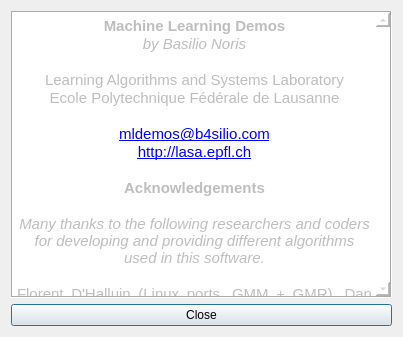
b4silio/MLDemos, file MLDemos/aboutDialog.ui: the form before one commit.
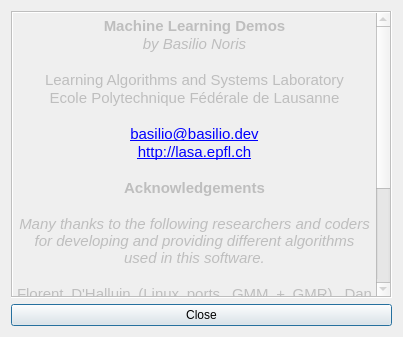
The form after the commit.

```diff
--- a/MLDemos/aboutDialog.ui
+++ b/MLDemos/aboutDialog.ui
@@ -39,9 +39,6 @@
      <property name="autoFillBackground">
       <bool>true</bool>
      </property>
-     <property name="styleSheet">
-      <string notr="true">background-color: rgb(255, 255, 255);</string>
-     </property>
      <property name="frameShape">
       <enum>QFrame::Box</enum>
      </property>
@@ -65,22 +62,25 @@
      </property>
      <property name="html">
       <string>&lt;!DOCTYPE HTML PUBLIC &quot;-//W3C//DTD HTML 4.0//EN&quot; &quot;http://www.w3.org/TR/REC-html40/strict.dtd&quot;&gt;
-&lt;html&gt;&lt;head&gt;&lt;meta name=&quot;qrichtext&quot; content=&quot;1&quot; /&gt;&lt;style type=&quot;text/css&quot;&gt;
+&lt;html&gt;&lt;head&gt;&lt;meta name=&quot;qrichtext&quot; content=&quot;1&quot; /&gt;&lt;meta charset=&quot;utf-8&quot; /&gt;&lt;style type=&quot;text/css&quot;&gt;
 p, li { white-space: pre-wrap; }
-&lt;/style&gt;&lt;/head&gt;&lt;body style=&quot; font-family:'Lucida Grande'; font-size:13pt; font-weight:400; font-style:normal;&quot;&gt;
+hr { height: 1px; border-width: 0; }
+li.unchecked::marker { content: &quot;\2610&quot;; }
+li.checked::marker { content: &quot;\2612&quot;; }
+&lt;/style&gt;&lt;/head&gt;&lt;body style=&quot; font-family:'.AppleSystemUIFont'; font-size:13pt; font-weight:400; font-style:normal;&quot;&gt;
 &lt;p align=&quot;center&quot; style=&quot; margin-top:0px; margin-bottom:0px; margin-left:0px; margin-right:0px; -qt-block-indent:0; text-indent:0px;&quot;&gt;&lt;span style=&quot; font-family:'MS Shell Dlg 2'; font-size:11pt; font-weight:600;&quot;&gt;Machine Learning Demos&lt;/span&gt;&lt;/p&gt;
 &lt;p align=&quot;center&quot; style=&quot; margin-top:0px; margin-bottom:0px; margin-left:0px; margin-right:0px; -qt-block-indent:0; text-indent:0px;&quot;&gt;&lt;span style=&quot; font-family:'MS Shell Dlg 2'; font-size:11pt; font-style:italic;&quot;&gt;by Basilio Noris&lt;/span&gt;&lt;/p&gt;
-&lt;p style=&quot;-qt-paragraph-type:empty; margin-top:0px; margin-bottom:0px; margin-left:0px; margin-right:0px; -qt-block-indent:0; text-indent:0px; font-family:'MS Shell Dlg 2'; font-size:11pt; font-style:italic; text-decoration: underline;&quot;&gt;&lt;/p&gt;
+&lt;p style=&quot;-qt-paragraph-type:empty; margin-top:0px; margin-bottom:0px; margin-left:0px; margin-right:0px; -qt-block-indent:0; text-indent:0px; font-family:'MS Shell Dlg 2'; font-size:11pt; font-style:italic; text-decoration: underline;&quot;&gt;&lt;br /&gt;&lt;/p&gt;
 &lt;p align=&quot;center&quot; style=&quot; margin-top:0px; margin-bottom:0px; margin-left:0px; margin-right:0px; -qt-block-indent:0; text-indent:0px;&quot;&gt;&lt;span style=&quot; font-family:'MS Shell Dlg 2'; font-size:11pt;&quot;&gt;Learning Algorithms and Systems Laboratory&lt;/span&gt;&lt;/p&gt;
 &lt;p align=&quot;center&quot; style=&quot; margin-top:0px; margin-bottom:0px; margin-left:0px; margin-right:0px; -qt-block-indent:0; text-indent:0px;&quot;&gt;&lt;span style=&quot; font-family:'MS Shell Dlg 2'; font-size:11pt;&quot;&gt;Ecole Polytechnique Fédérale de Lausanne&lt;/span&gt;&lt;/p&gt;
 &lt;p align=&quot;center&quot; style=&quot; margin-top:0px; margin-bottom:0px; margin-left:0px; margin-right:0px; -qt-block-indent:0; text-indent:0px;&quot;&gt;&lt;span style=&quot; font-family:'MS Shell Dlg 2'; font-size:11pt;&quot;&gt;	&lt;/span&gt;&lt;/p&gt;
-&lt;p align=&quot;center&quot; style=&quot; margin-top:0px; margin-bottom:0px; margin-left:0px; margin-right:0px; -qt-block-indent:0; text-indent:0px;&quot;&gt;&lt;a href=&quot;mailto://mldemos@b4silio.com&quot;&gt;&lt;span style=&quot; font-family:'MS Shell Dlg 2'; font-size:11pt; text-decoration: underline; color:#0000ff;&quot;&gt;mldemos@b4silio.com&lt;/span&gt;&lt;/a&gt;&lt;/p&gt;
+&lt;p align=&quot;center&quot; style=&quot; margin-top:0px; margin-bottom:0px; margin-left:0px; margin-right:0px; -qt-block-indent:0; text-indent:0px;&quot;&gt;&lt;a href=&quot;mailto://basilio@basilio.dev&quot;&gt;&lt;span style=&quot; font-family:'MS Shell Dlg 2'; font-size:11pt; text-decoration: underline; color:#0000ff;&quot;&gt;basilio@basilio.dev&lt;/span&gt;&lt;/a&gt;&lt;/p&gt;
 &lt;p align=&quot;center&quot; style=&quot; margin-top:0px; margin-bottom:0px; margin-left:0px; margin-right:0px; -qt-block-indent:0; text-indent:0px;&quot;&gt;&lt;a href=&quot;http://lasa.epfl.ch&quot;&gt;&lt;span style=&quot; font-family:'MS Shell Dlg 2'; font-size:11pt; text-decoration: underline; color:#0000ff;&quot;&gt;http://lasa.epfl.ch&lt;/span&gt;&lt;/a&gt;&lt;/p&gt;
-&lt;p style=&quot;-qt-paragraph-type:empty; margin-top:0px; margin-bottom:0px; margin-left:0px; margin-right:0px; -qt-block-indent:0; text-indent:0px; font-family:'MS Shell Dlg 2'; font-size:11pt;&quot;&gt;&lt;/p&gt;
+&lt;p style=&quot;-qt-paragraph-type:empty; margin-top:0px; margin-bottom:0px; margin-left:0px; margin-right:0px; -qt-block-indent:0; text-indent:0px; font-family:'MS Shell Dlg 2'; font-size:11pt;&quot;&gt;&lt;br /&gt;&lt;/p&gt;
 &lt;p align=&quot;center&quot; style=&quot; margin-top:0px; margin-bottom:0px; margin-left:0px; margin-right:0px; -qt-block-indent:0; text-indent:0px;&quot;&gt;&lt;span style=&quot; font-family:'MS Shell Dlg 2'; font-size:11pt; font-weight:600;&quot;&gt;Acknowledgements&lt;/span&gt;&lt;/p&gt;
-&lt;p align=&quot;center&quot; style=&quot;-qt-paragraph-type:empty; margin-top:0px; margin-bottom:0px; margin-left:0px; margin-right:0px; -qt-block-indent:0; text-indent:0px; font-family:'MS Shell Dlg 2'; font-size:11pt; font-weight:600;&quot;&gt;&lt;/p&gt;
+&lt;p align=&quot;center&quot; style=&quot;-qt-paragraph-type:empty; margin-top:0px; margin-bottom:0px; margin-left:0px; margin-right:0px; -qt-block-indent:0; text-indent:0px; font-family:'MS Shell Dlg 2'; font-size:11pt; font-weight:600;&quot;&gt;&lt;br /&gt;&lt;/p&gt;
 &lt;p align=&quot;center&quot; style=&quot; margin-top:0px; margin-bottom:0px; margin-left:0px; margin-right:0px; -qt-block-indent:0; text-indent:0px;&quot;&gt;&lt;span style=&quot; font-family:'MS Shell Dlg 2'; font-size:11pt; font-style:italic;&quot;&gt;Many thanks to the following researchers and coders for developing and providing different algorithms used in this software.&lt;/span&gt;&lt;/p&gt;
-&lt;p align=&quot;center&quot; style=&quot;-qt-paragraph-type:empty; margin-top:0px; margin-bottom:0px; margin-left:0px; margin-right:0px; -qt-block-indent:0; text-indent:0px; font-family:'MS Shell Dlg 2'; font-size:11pt; font-style:italic;&quot;&gt;&lt;/p&gt;
+&lt;p align=&quot;center&quot; style=&quot;-qt-paragraph-type:empty; margin-top:0px; margin-bottom:0px; margin-left:0px; margin-right:0px; -qt-block-indent:0; text-indent:0px; font-family:'MS Shell Dlg 2'; font-size:11pt; font-style:italic;&quot;&gt;&lt;br /&gt;&lt;/p&gt;
 &lt;p align=&quot;justify&quot; style=&quot; margin-top:0px; margin-bottom:0px; margin-left:0px; margin-right:0px; -qt-block-indent:0; text-indent:0px;&quot;&gt;&lt;span style=&quot; font-family:'MS Shell Dlg 2'; font-size:11pt;&quot;&gt;Florent D'Halluin (Linux ports, GMM + GMR), Dan Grollman (SOGP), Mohammad Khansari (SEDS), Christophe Paccolat (Linux ports), Stephane Magnenat (ESMLR + RRMLR), Chih-Chung Chang and Chih-Jen Lin (libSVM), Yummigum (icons), David Mount and Sunil Arya (Approximate Nearest Neighbors), Davis E. King (DLIB), Stefan Klanke and Sethu Vijayakumar (LWPR), Robert Davies (Newmat), JF Cardoso (ICA), Antonio Gulli (KPCA), the Eigen, OpenCV and Qt development teams.&lt;/span&gt;&lt;/p&gt;&lt;/body&gt;&lt;/html&gt;</string>
      </property>
     </widget>
```
